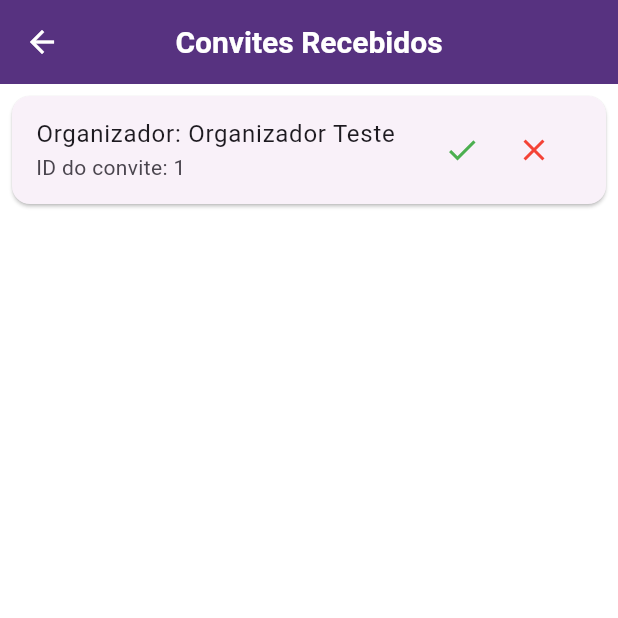
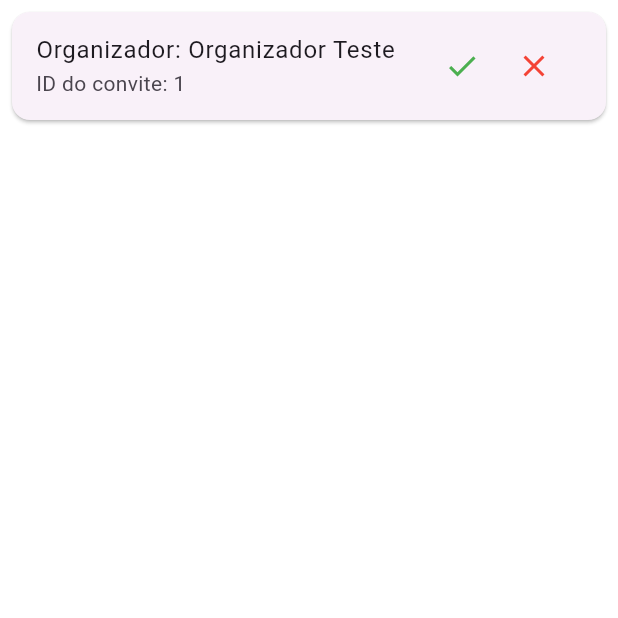
Before and after one commit to pereirathiago/flutter_agenda_app, a Flutter app: the InvitationsScreenView screen opened by its route, on a phone screen of 412 x 824 dp, the top half of it. Run offline on Flutter 3.47's test engine with Material 3 defaults, Android fonts, the phone set to English and light mode, and no system bars; our stand-ins replace flutter_svg, syncfusion_flutter_calendar; accounts and stored records are empty.

Commit message:
Refactor invitation and schedule views; update navigation bar icons

```diff
--- a/lib/ui/invitation/list_invitation_view.dart
+++ b/lib/ui/invitation/list_invitation_view.dart
@@ -21,9 +21,6 @@ class InvitationsScreenView extends StatelessWidget {
         invitationRepo.getInvitationsByGuestId('1');
 
     return Scaffold(
-      appBar: AppBar(
-        title: const Text('Convites Recebidos'),
-      ),
       body: invitations.isEmpty
           ? const Center(child: Text('Nenhum convite pendente.'))
           : ListView.builder(
--- a/lib/ui/schedule/schedule_view.dart
+++ b/lib/ui/schedule/schedule_view.dart
@@ -2,6 +2,7 @@ import 'package:flutter/material.dart';
 import 'package:flutter_agenda_app/shared/app_colors.dart';
 import 'package:flutter_agenda_app/ui/invitation/list_invitation_view.dart';
 import 'package:flutter_agenda_app/ui/schedule/calendar_schedule_view.dart';
+import 'package:flutter_agenda_app/ui/schedule/list_schedule_view.dart';
 import 'package:flutter_agenda_app/ui/widgets/app_bar_widget.dart';
 import 'package:flutter_agenda_app/ui/widgets/app_navigation_bar_widget.dart';
 
@@ -30,7 +31,7 @@ class _ScheduleViewState extends State<ScheduleView> {
      ValueListenableBuilder<int>(
       valueListenable: currentPageNotifier,
       builder: (context, currentPage, child) {
-        return (currentPage == 0)
+        return (currentPage != 2)
             ?
       FloatingActionButton(
         onPressed: () {
@@ -46,7 +47,7 @@ class _ScheduleViewState extends State<ScheduleView> {
         onPageChanged: (index) {
           currentPageNotifier.value = index;
         },
-        children: [CalendarScheduleViewPage(), CalendarScheduleViewPage(), InvitationsScreenView()],
+        children: [CalendarScheduleViewPage(), ListScheduleView(), InvitationsScreenView()],
       ),
       bottomNavigationBar: AppNavigationBarWidget(
         pageController: pc,
--- a/lib/ui/widgets/app_navigation_bar_widget.dart
+++ b/lib/ui/widgets/app_navigation_bar_widget.dart
@@ -37,7 +37,8 @@ class AppNavigationBarWidget extends StatelessWidget {
               label: 'Lista',
             ),
             NavigationDestination(
-              icon: Icon(Icons.mail),
+              icon: Icon(Icons.mail_outline),
+              selectedIcon: Icon(Icons.mail),
               label: 'Convites')
           ],
         );
```
Also changed, not shown: lib/ui/schedule/list_schedule_view.dart (+5 -7 lines).
